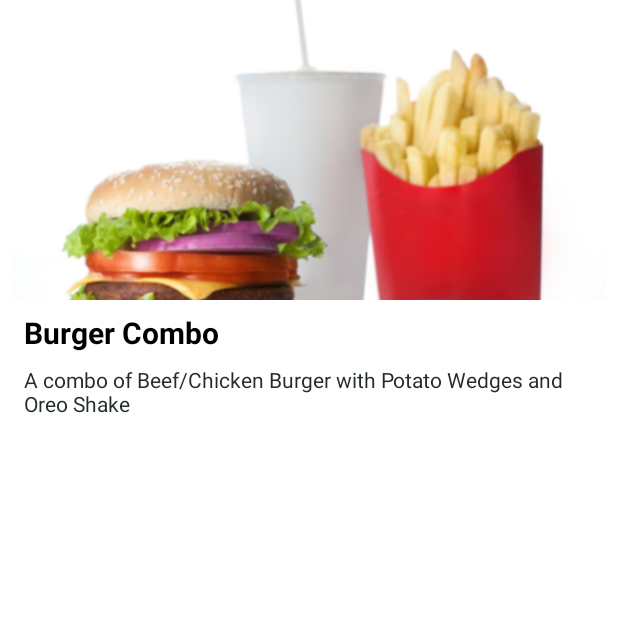
After one commit to JoseArtur/StarsCoffee, an Android app: the VoucherDetailActivity screen opened directly, with no data from a screen before it, on a phone screen of 412 x 824 dp, the top half of it. The commit adds this screen. Run offline under Robolectric (Android 15) with nearby library versions, the phone set to English and light mode, and no system bars; our stand-ins replace Picasso; pictures from the network do not load; 3 statements that could not run were skipped.

Commit message:
Added voucher detail screen

```diff
--- a/app/src/main/AndroidManifest.xml
+++ b/app/src/main/AndroidManifest.xml
@@ -43,6 +43,9 @@
             android:name=".VoucherActivity"
             android:exported="false" />
         <activity
+            android:name=".VoucherDetailActivity"
+            android:exported="false" />
+        <activity
             android:name=".SignupActivity"
             android:exported="true">
             <intent-filter>
--- /dev/null
+++ b/app/src/main/java/com/evanemran/quickfoods/VoucherDetailActivity.kt
@@ -0,0 +1,38 @@
+package com.evanemran.quickfoods
+
+import android.os.Bundle
+import android.widget.ImageView
+import android.widget.TextView
+import androidx.appcompat.app.AppCompatActivity
+import com.evanemran.quickfoods.models.Vouchers
+import com.google.gson.Gson
+import com.squareup.picasso.Picasso
+import kotlinx.android.synthetic.main.activity_voucher_detail.textView_VoucherInfo
+import kotlinx.android.synthetic.main.activity_voucher_detail.textView_voucherNameDetail
+import kotlinx.android.synthetic.main.activity_voucher_detail.voucherImage
+
+class VoucherDetailActivity : AppCompatActivity() {
+    override fun onCreate(savedInstanceState: Bundle?) {
+        super.onCreate(savedInstanceState)
+        val voucherString = intent.getStringExtra("voucher")
+        System.out.println("Guaras é do Maranhao:" + voucherString)
+        val gson = Gson()
+        val voucher: Vouchers = gson.fromJson(voucherString, Vouchers::class.java)
+        setContentView(R.layout.activity_voucher_detail)
+
+        setupVoucher(voucher)
+    }
+
+    private fun setupVoucher(voucher: Vouchers) {
+        val textViewVoucherName = findViewById<TextView>(R.id.textView_voucherNameDetail)
+
+        // Update the text property of the TextView
+        textViewVoucherName.text = voucher.voucherName
+        textView_VoucherInfo.text = voucher.description
+        val imageViewVoucher = findViewById<ImageView>(R.id.voucherImage)
+
+        // Load the image from the URL into the ImageView using Picasso
+        Picasso.get().load(voucher.image_url).into(imageViewVoucher)
+    }
+
+}
--- a/app/src/main/java/com/evanemran/quickfoods/fragments/VoucherListFragment.kt
+++ b/app/src/main/java/com/evanemran/quickfoods/fragments/VoucherListFragment.kt
@@ -10,6 +10,7 @@ import androidx.recyclerview.widget.LinearLayoutManager
 import androidx.recyclerview.widget.RecyclerView
 import com.evanemran.quickfoods.FoodDetailActivity
 import com.evanemran.quickfoods.R
+import com.evanemran.quickfoods.VoucherDetailActivity
 import com.evanemran.quickfoods.adapters.FoodListAdapter
 import com.evanemran.quickfoods.adapters.VoucherListAdapter
 import com.evanemran.quickfoods.dialogs.FoodDetailBottomSheet
@@ -18,6 +19,7 @@ import com.evanemran.quickfoods.models.Foods
 import com.evanemran.quickfoods.models.Vouchers
 import com.evanemran.quickfoods.models.menuItems
 import com.evanemran.quickfoods.models.voucherItems
+import com.google.gson.Gson
 
 class VoucherListFragment : Fragment() {
 private var view: View? = null
@@ -40,12 +42,9 @@ private fun getVouchersList(): List<Vouchers> = voucherItems
 
 private val voucherClickListener = object : ClickListener<Vouchers> {
         override fun onClicked(data: Vouchers) {
-        if (data.voucherName == "Set voucher 1") {
-        val bottomSheet = FoodDetailBottomSheet()
-        bottomSheet.show(childFragmentManager, "BottomSheet")
-        } else {
-        startActivity(Intent(context, FoodDetailActivity::class.java).putExtra("voucher", data.toString()))
+                val gson = Gson()
+                val jsonString = gson.toJson(data)
+                startActivity(Intent(context, VoucherDetailActivity::class.java).putExtra("voucher", jsonString))
+                }
         }
-        }
-        }
-        }
+}
--- /dev/null
+++ b/app/src/main/res/layout/activity_voucher_detail.xml
@@ -0,0 +1,59 @@
+<?xml version="1.0" encoding="utf-8"?>
+<RelativeLayout xmlns:android="http://schemas.android.com/apk/res/android"
+    xmlns:app="http://schemas.android.com/apk/res-auto"
+    xmlns:tools="http://schemas.android.com/tools"
+    android:layout_width="match_parent"
+    android:layout_height="match_parent"
+    android:fitsSystemWindows="true"
+    android:background="@color/white"
+    android:layout_marginStart="8dp"
+    android:layout_marginEnd="8dp"
+    tools:context=".FoodDetailActivity">
+    <androidx.core.widget.NestedScrollView
+        android:layout_above="@+id/container_cart"
+        android:layout_alignParentTop="true"
+        android:layout_width="match_parent"
+        android:layout_height="wrap_content">
+        <LinearLayout
+            android:orientation="vertical"
+            android:layout_width="match_parent"
+            android:layout_height="wrap_content">
+            <RelativeLayout
+                android:layout_width="match_parent"
+                android:layout_height="200dp">
+
+                <ImageView
+                    android:id="@+id/voucherImage"
+                    android:layout_width="match_parent"
+                    android:layout_height="200dp"
+                    android:scaleType="centerCrop"
+                    android:src="@drawable/meal" />
+            </RelativeLayout>
+            <RelativeLayout
+                android:layout_width="match_parent"
+                android:layout_height="wrap_content">
+                <TextView
+                    android:id="@+id/textView_voucherNameDetail"
+                    android:text="Burger Combo"
+                    android:textStyle="bold"
+                    android:layout_alignParentStart="true"
+                    android:layout_alignParentTop="true"
+                    android:textSize="20sp"
+                    android:textColor="@color/black"
+                    android:padding="8dp"
+                    android:layout_width="match_parent"
+                    android:layout_height="wrap_content"/>
+                <TextView
+                    android:id="@+id/textView_VoucherInfo"
+                    android:textStyle="normal"
+                    android:textSize="14sp"
+                    android:textColor="@color/dark_grey"
+                    android:paddingStart="8dp"
+                    android:layout_below="@+id/textView_voucherNameDetail"
+                    android:text="A combo of Beef/Chicken Burger with Potato Wedges and Oreo Shake"
+                    android:layout_width="match_parent"
+                    android:layout_height="wrap_content"/>
+            </RelativeLayout>
+        </LinearLayout>
+    </androidx.core.widget.NestedScrollView>
+</RelativeLayout>
```
